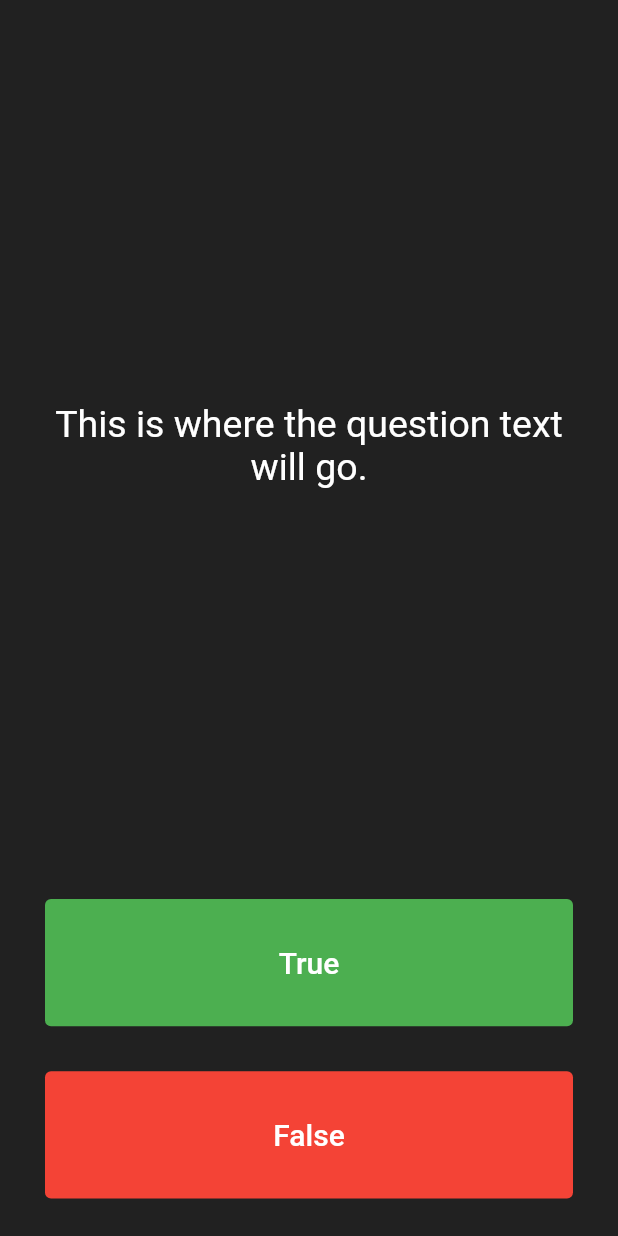
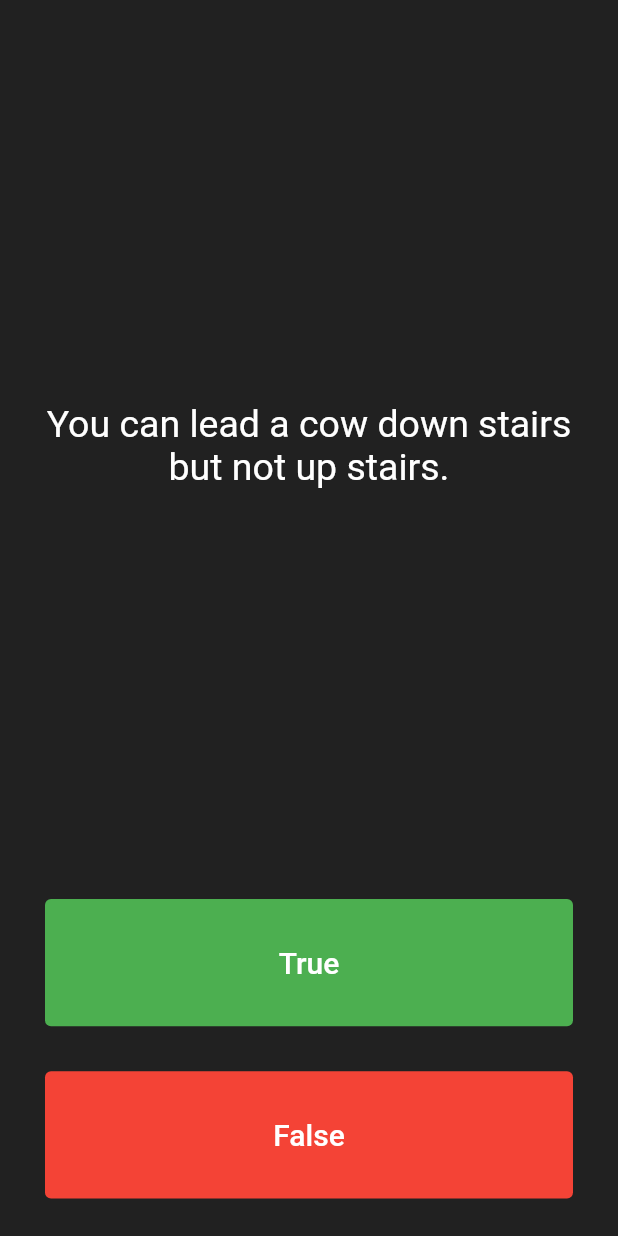
Before and after one commit to Bamidele1234/Quiz-App, a Flutter app: the screen it shows after launch, on a phone screen of 412 x 824 dp. Run offline on Flutter 3.47's test engine with Material 2 defaults, Android fonts, the phone set to English and light mode, and no system bars.

Commit message:
Added more functionality

```diff
--- a/lib/main.dart
+++ b/lib/main.dart
@@ -32,21 +32,29 @@ class QuizPage extends StatefulWidget {
 class _QuizPageState extends State<QuizPage> {
   List<Icon> scoreKeeper = [];
 
+  List<String> questions = [
+    'You can lead a cow down stairs but not up stairs.',
+    'Approximately one quarter of human bones are in the feet.',
+    'A slug\'s blood is green.',
+  ];
+
+  int questNum = 0;
+
   @override
   Widget build(BuildContext context) {
     return Column(
       mainAxisAlignment: MainAxisAlignment.spaceBetween,
       crossAxisAlignment: CrossAxisAlignment.stretch,
       children: [
-        const Expanded(
+        Expanded(
           flex: 5,
           child: Padding(
-            padding: EdgeInsets.all(10.0),
+            padding: const EdgeInsets.all(10.0),
             child: Center(
               child: Text(
-                'This is where the question text will go.',
+                questions[questNum],
                 textAlign: TextAlign.center,
-                style: TextStyle(
+                style: const TextStyle(
                   fontSize: 25.0,
                   color: Colors.white,
                 ),
```
